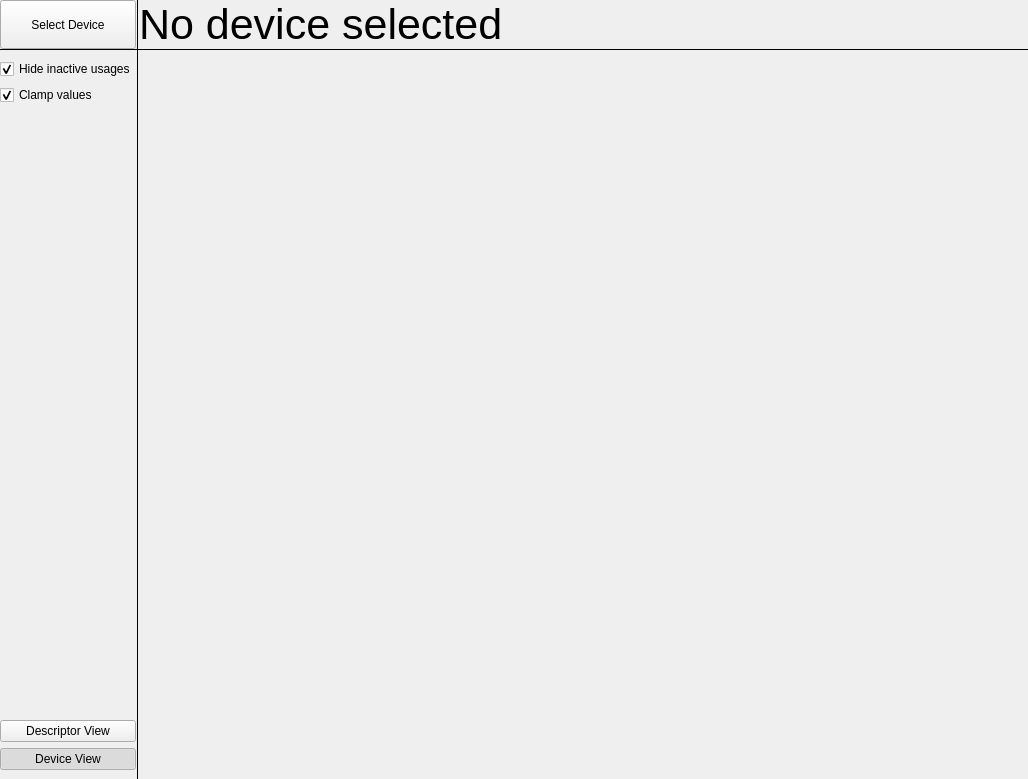
Above: hidviz/src/Window.ui from hidviz/hidviz before the change. Below: the same form after it.
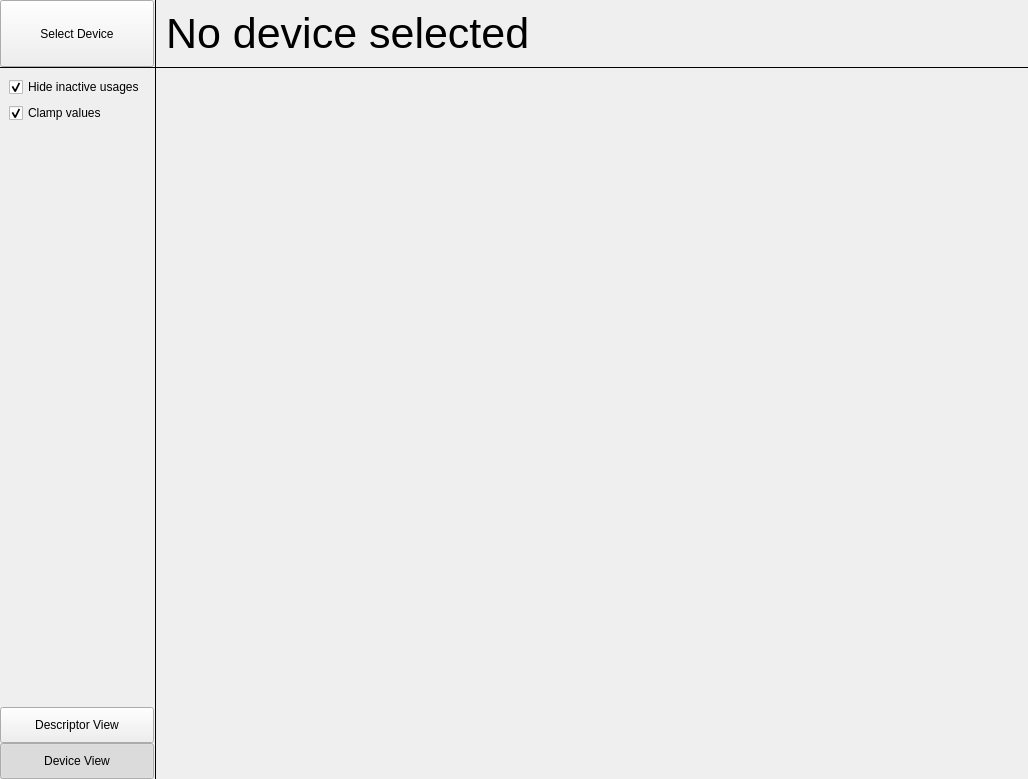
That is the form after the change. Icons and pictures are not drawn.

Commit message: Enhance look of Window

Diff of the .ui file:
```diff
--- a/hidviz/src/Window.ui
+++ b/hidviz/src/Window.ui
@@ -93,8 +93,8 @@
      </property>
      <property name="iconSize">
       <size>
-       <width>64</width>
-       <height>32</height>
+       <width>80</width>
+       <height>40</height>
       </size>
      </property>
      <property name="toolButtonStyle">
@@ -102,27 +102,27 @@
      </property>
     </widget>
    </item>
-   <item row="0" column="2">
-    <widget class="QLabel" name="titleLabel">
-     <property name="font">
-      <font>
-       <pointsize>32</pointsize>
-      </font>
-     </property>
-     <property name="text">
-      <string>No device selected</string>
-     </property>
-    </widget>
-   </item>
    <item row="2" column="0">
-    <widget class="QWidget" name="menu" native="true">
+    <widget class="QWidget" name="sidebar" native="true">
      <layout class="QVBoxLayout" name="verticalLayout">
+      <property name="spacing">
+       <number>0</number>
+      </property>
       <property name="leftMargin">
        <number>0</number>
       </property>
+      <property name="topMargin">
+       <number>0</number>
+      </property>
       <property name="rightMargin">
        <number>0</number>
       </property>
+      <property name="bottomMargin">
+       <number>0</number>
+      </property>
+      <item>
+       <widget class="QWidget" name="menu" native="true">
+        <layout class="QVBoxLayout" name="verticalLayout_2">
       <item>
        <widget class="QCheckBox" name="hideInactiveUsagesButton">
         <property name="text">
@@ -143,6 +143,9 @@
         </property>
        </widget>
       </item>
+        </layout>
+       </widget>
+      </item>
       <item>
        <spacer name="verticalSpacer">
         <property name="orientation">
@@ -158,6 +161,12 @@
       </item>
       <item>
        <widget class="QPushButton" name="descriptorViewButton">
+        <property name="minimumSize">
+         <size>
+          <width>0</width>
+          <height>36</height>
+         </size>
+        </property>
         <property name="text">
          <string>Descriptor View</string>
         </property>
@@ -168,6 +177,12 @@
       </item>
       <item>
        <widget class="QPushButton" name="deviceViewButton">
+        <property name="minimumSize">
+         <size>
+          <width>0</width>
+          <height>36</height>
+         </size>
+        </property>
         <property name="text">
          <string>Device View</string>
         </property>
@@ -271,8 +286,8 @@
            <rect>
             <x>0</x>
             <y>0</y>
-            <width>864</width>
-            <height>704</height>
+            <width>886</width>
+            <height>706</height>
            </rect>
           </property>
          </widget>
@@ -282,6 +297,26 @@
      </widget>
     </widget>
    </item>
+   <item row="0" column="2">
+    <widget class="QWidget" name="widget" native="true">
+     <layout class="QHBoxLayout" name="horizontalLayout">
+      <item>
+       <widget class="QLabel" name="titleLabel">
+        <property name="font">
+         <font>
+          <pointsize>32</pointsize>
+         </font>
+        </property>
+        <property name="text">
+         <string>No device selected</string>
+        </property>
+       </widget>
+      </item>
+     </layout>
+     <zorder>titleLabel</zorder>
+     <zorder>titleLabel</zorder>
+    </widget>
+   </item>
   </layout>
  </widget>
  <resources>
```
Lines whose indentation alone changed are shown as unchanged.
